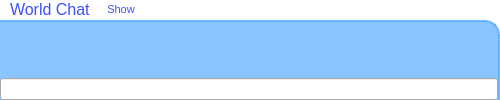
Old version of the form bin/data/ui/communications_opensim_chat.ui in the repository realXtend/tundra.
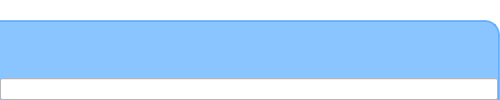
New version of the form. Icons and pictures are not drawn.

Commit message: * OpenSim chat: made gui look ~good :P * CommsModule: passing client parameter to module after login succesfull, so we can get agend uuid to OpenSim chat Connection * InventoryModule: added some essential getters and signals to provide needed information for webdav inventory fetching on the "run". GUI treeview resizes now correctly when resizing external window. * WebdavInventory: now gets root items from Taiga servers automatically after login. Block: Taiga opensimfilesystem webdav interaction needs to be fixed before can continue with Naali side on things

```diff
--- a/bin/data/ui/communications_opensim_chat.ui
+++ b/bin/data/ui/communications_opensim_chat.ui
@@ -36,7 +36,12 @@
 }
 
 QLineEdit#chatInput {
-
+	min-height: 20px;
+	background-image: url(:/images/iconPen.png);
+	background-position: bottom left;
+	background-repeat: no-repeat;
+	background-color: rgba(255, 255, 255, 255);
+	padding-left: 23px;
 }
 
 QPushButton {
@@ -51,7 +56,7 @@
 }
 
 QPushButton::!hover {
-	color: rgb(61, 80, 255);
+	color: rgb(255, 255, 255);
 }
 
 QPushButton::pressed {
@@ -79,7 +84,8 @@
        </property>
        <property name="styleSheet">
         <string>font-size: 16px;
-color: rgb(61, 80, 255);
+font: bold;
+color: rgb(255, 255, 255);
 margin-right: 10px;
 margin-left: 10px;</string>
        </property>
```
Left out of the diff: 6 changed lines with no effect on the pictures. The commit also changes 16 other files.
